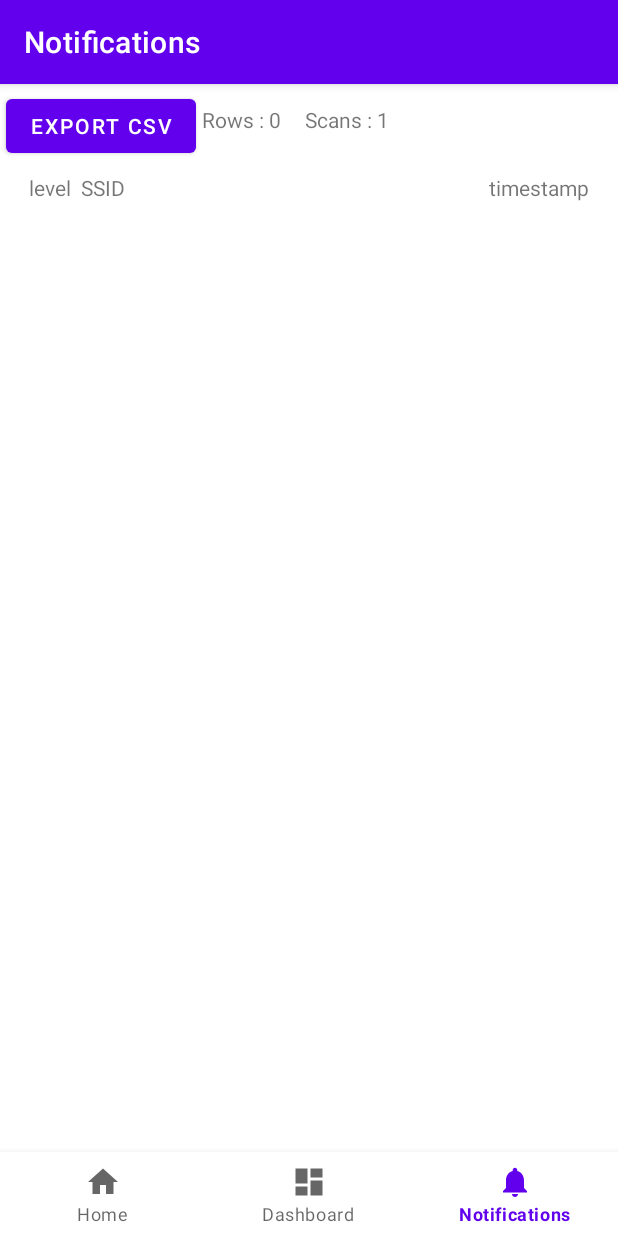
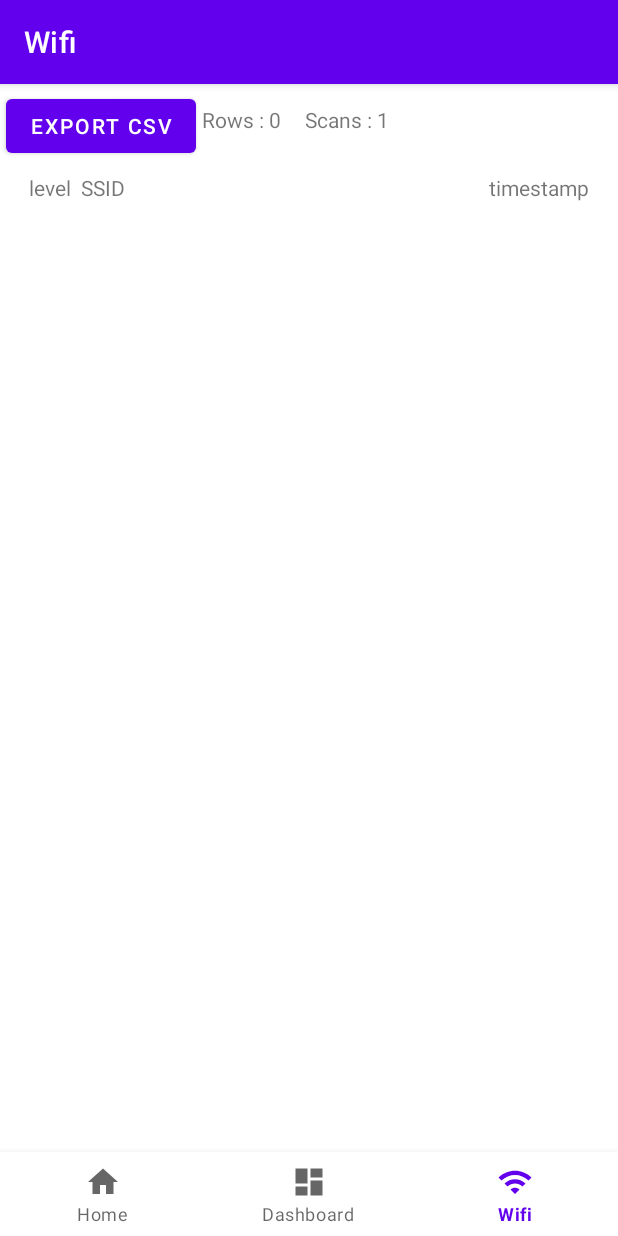
Before and after one commit to etorres1974/WifiGps, an Android app: the screen it shows after launch (MainActivity), item 3 of the bottom bar chosen, on a phone screen of 412 x 824 dp. Run offline under Robolectric (Android 15) with nearby library versions, the phone set to English and light mode, and no system bars; our stand-ins replace navigation-ui.

Commit message:
rename notifications to wifi and change home to wifi

```diff
--- a/app/src/main/java/br/com/wifigps/MainActivity.kt
+++ b/app/src/main/java/br/com/wifigps/MainActivity.kt
@@ -19,7 +19,9 @@ class MainActivity : AppCompatActivity() {
         // Passing each menu ID as a set of Ids because each
         // menu should be considered as top level destinations.
         val appBarConfiguration = AppBarConfiguration(setOf(
-            R.id.navigation_home, R.id.navigation_dashboard, R.id.navigation_notifications))
+            R.id.navigation_home,
+            R.id.navigation_dashboard,
+            R.id.navigation_wifi))
         setupActionBarWithNavController(navController, appBarConfiguration)
         navView.setupWithNavController(navController)
     }
--- a/app/src/main/java/br/com/wifigps/ui/notifications/NotificationsFragment.kt
+++ b/app/src/main/java/br/com/wifigps/ui/wifi/WifiFragment.kt
@@ -1,4 +1,4 @@
-package br.com.wifigps.ui.notifications
+package br.com.wifigps.ui.wifi
 
 import android.content.Intent
 import android.net.Uri
@@ -19,9 +19,9 @@ import br.com.wifigps.WifiReaderService
 import java.time.LocalDateTime
 import java.time.format.DateTimeFormatter
 
-class NotificationsFragment : Fragment() {
+class WifiFragment : Fragment() {
 
-    private lateinit var notificationsViewModel: NotificationsViewModel
+    private lateinit var wifiViewModel: WifiViewModel
 
     private lateinit var wifiReaderService: WifiReaderService
 
@@ -30,9 +30,9 @@ class NotificationsFragment : Fragment() {
         container: ViewGroup?,
         savedInstanceState: Bundle?
     ): View? {
-        notificationsViewModel =
-            ViewModelProvider(this).get(NotificationsViewModel::class.java)
-        val root = inflater.inflate(R.layout.fragment_notifications, container, false)
+        wifiViewModel =
+            ViewModelProvider(this).get(WifiViewModel::class.java)
+        val root = inflater.inflate(R.layout.fragment_wifi, container, false)
         wifiReaderService = WifiReaderService(requireContext())
         setupUi(root)
         subscribeUi(root)
@@ -47,20 +47,20 @@ class NotificationsFragment : Fragment() {
     private fun subscribeUi(root: View) {
         wifiReaderService.dataList.observe(
             viewLifecycleOwner,
-            notificationsViewModel::updateWifiData
+            wifiViewModel::updateWifiData
         )
-        notificationsViewModel.dataList.observe(viewLifecycleOwner) {
+        wifiViewModel.dataList.observe(viewLifecycleOwner) {
             root.findViewById<TableLayout>(R.id.table_layout).setupTable(it)
             root.findViewById<TextView>(R.id.text_view_rows_counter).setupRowsCounter(it)
         }
-        notificationsViewModel.scanCounter.observe(viewLifecycleOwner) {
+        wifiViewModel.scanCounter.observe(viewLifecycleOwner) {
             root.findViewById<TextView>(R.id.text_view_scan_counter).setupScanCounter(it)
         }
     }
 
     private fun Button.setupExportButton() {
         setOnClickListener {
-            notificationsViewModel.exportCsv()
+            wifiViewModel.exportCsv()
             CSVHelper.getExportUri(context)?.let { exportIntent(it) }
         }
     }
--- a/app/src/main/java/br/com/wifigps/ui/notifications/NotificationsViewModel.kt
+++ b/app/src/main/java/br/com/wifigps/ui/wifi/WifiViewModel.kt
@@ -1,15 +1,13 @@
-package br.com.wifigps.ui.notifications
+package br.com.wifigps.ui.wifi
 
 import android.app.Application
-import android.content.Context
 import androidx.lifecycle.AndroidViewModel
 import androidx.lifecycle.LiveData
 import androidx.lifecycle.MutableLiveData
-import androidx.lifecycle.ViewModel
 import br.com.wifigps.CSVHelper
 import br.com.wifigps.WifiData
 
-class NotificationsViewModel(app : Application) : AndroidViewModel(app) {
+class WifiViewModel(app : Application) : AndroidViewModel(app) {
 
     private val context = getApplication<Application>().applicationContext
     private val _dataList = MutableLiveData<List<WifiData>>()
@@ -20,7 +18,7 @@ class NotificationsViewModel(app : Application) : AndroidViewModel(app) {
 
     init {
         _dataList.value = emptyList()
-        _scanCounter.value = 0
+        _scanCounter.value = -1
     }
 
 
--- /dev/null
+++ b/app/src/main/res/drawable/ic_baseline_wifi_24.xml
@@ -0,0 +1,10 @@
+<vector xmlns:android="http://schemas.android.com/apk/res/android"
+    android:width="24dp"
+    android:height="24dp"
+    android:viewportWidth="24"
+    android:viewportHeight="24"
+    android:tint="?attr/colorControlNormal">
+  <path
+      android:fillColor="@android:color/white"
+      android:pathData="M1,9l2,2c4.97,-4.97 13.03,-4.97 18,0l2,-2C16.93,2.93 7.08,2.93 1,9zM9,17l3,3 3,-3c-1.65,-1.66 -4.34,-1.66 -6,0zM5,13l2,2c2.76,-2.76 7.24,-2.76 10,0l2,-2C15.14,9.14 8.87,9.14 5,13z"/>
+</vector>
--- a/app/src/main/res/layout/fragment_notifications.xml
+++ b/app/src/main/res/layout/fragment_wifi.xml
@@ -4,7 +4,7 @@
     xmlns:tools="http://schemas.android.com/tools"
     android:layout_width="match_parent"
     android:layout_height="match_parent"
-    tools:context=".ui.notifications.NotificationsFragment">
+    tools:context=".ui.wifi.WifiFragment">
 
     <LinearLayout
         android:id="@+id/linear_layout_header"
--- a/app/src/main/res/menu/bottom_nav_menu.xml
+++ b/app/src/main/res/menu/bottom_nav_menu.xml
@@ -12,8 +12,8 @@
         android:title="@string/title_dashboard" />
 
     <item
-        android:id="@+id/navigation_notifications"
-        android:icon="@drawable/ic_notifications_black_24dp"
-        android:title="@string/title_notifications" />
+        android:id="@+id/navigation_wifi"
+        android:icon="@drawable/ic_baseline_wifi_24"
+        android:title="@string/title_wifi" />
 
 </menu>
--- a/app/src/main/res/navigation/mobile_navigation.xml
+++ b/app/src/main/res/navigation/mobile_navigation.xml
@@ -3,7 +3,7 @@
     xmlns:app="http://schemas.android.com/apk/res-auto"
     xmlns:tools="http://schemas.android.com/tools"
     android:id="@+id/mobile_navigation"
-    app:startDestination="@+id/navigation_home">
+    app:startDestination="@+id/navigation_wifi">
 
     <fragment
         android:id="@+id/navigation_home"
@@ -18,8 +18,8 @@
         tools:layout="@layout/fragment_dashboard" />
 
     <fragment
-        android:id="@+id/navigation_notifications"
-        android:name="br.com.wifigps.ui.notifications.NotificationsFragment"
-        android:label="@string/title_notifications"
-        tools:layout="@layout/fragment_notifications" />
+        android:id="@+id/navigation_wifi"
+        android:name="br.com.wifigps.ui.wifi.WifiFragment"
+        android:label="@string/title_wifi"
+        tools:layout="@layout/fragment_wifi" />
 </navigation>
--- a/app/src/main/res/values/strings.xml
+++ b/app/src/main/res/values/strings.xml
@@ -2,5 +2,5 @@
     <string name="app_name">WifiGPS</string>
     <string name="title_home">Home</string>
     <string name="title_dashboard">Dashboard</string>
-    <string name="title_notifications">Notifications</string>
+    <string name="title_wifi">Wifi</string>
 </resources>
```
